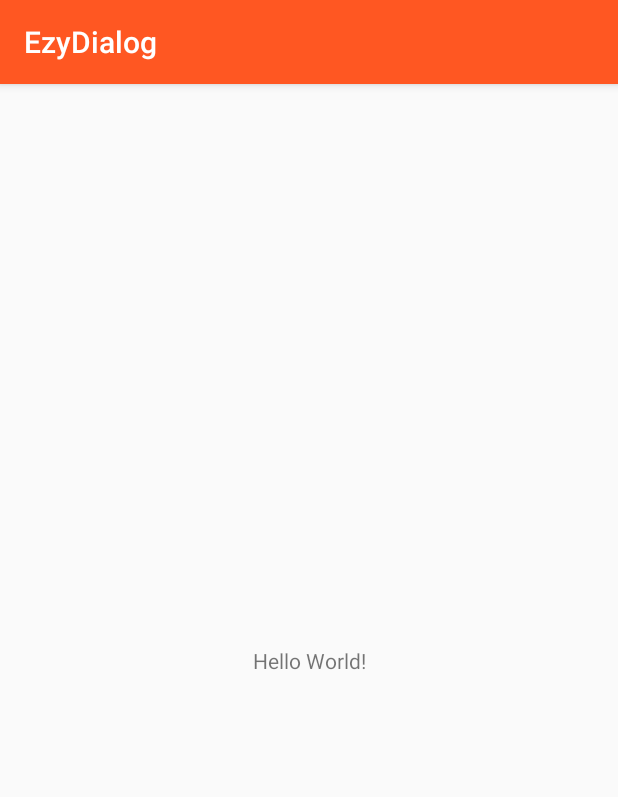
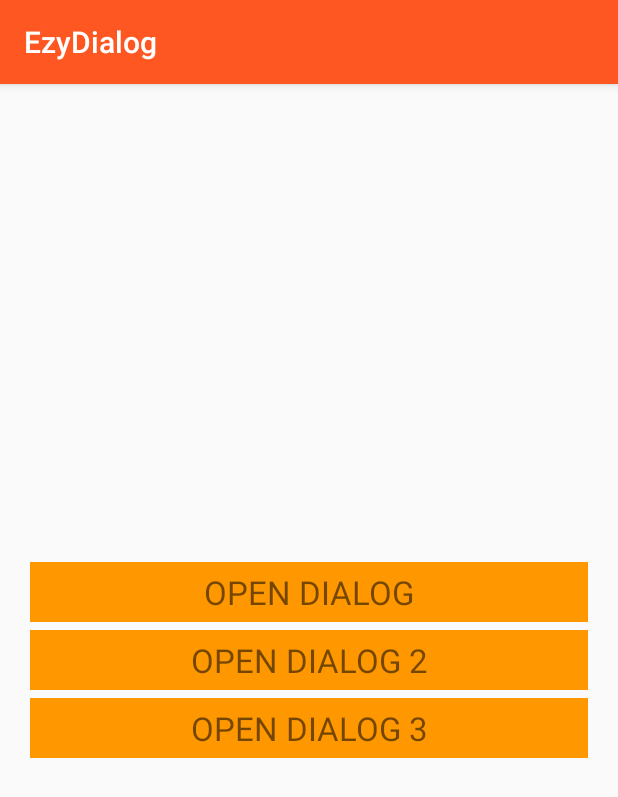
Before and after one commit to Nataanthoni/EzyDialog, an Android app: the screen it shows after launch (MainActivity), on a phone screen of 412 x 824 dp. Shown: the top 797 px of the screen. Run offline under Robolectric (Android 15) with nearby library versions, the phone set to English and light mode, and no system bars.

```diff
--- /dev/null
+++ b/app/src/main/res/drawable-v24/ic_success.xml
@@ -0,0 +1,5 @@
+<vector android:height="24dp" android:viewportHeight="512"
+    android:viewportWidth="512" android:width="24dp" xmlns:android="http://schemas.android.com/apk/res/android">
+    <path android:fillColor="#FFFFFF" android:pathData="M468.907,214.604c-11.423,0 -20.682,9.26 -20.682,20.682v20.831c-0.031,54.338 -21.221,105.412 -59.666,143.812c-38.417,38.372 -89.467,59.5 -143.761,59.5c-0.04,0 -0.08,0 -0.12,0C132.506,459.365 41.3,368.056 41.364,255.883c0.031,-54.337 21.221,-105.411 59.667,-143.813c38.417,-38.372 89.468,-59.5 143.761,-59.5c0.04,0 0.08,0 0.12,0c28.672,0.016 56.49,5.942 82.68,17.611c10.436,4.65 22.659,-0.041 27.309,-10.474c4.648,-10.433 -0.04,-22.659 -10.474,-27.309c-31.516,-14.043 -64.989,-21.173 -99.492,-21.192c-0.052,0 -0.092,0 -0.144,0c-65.329,0 -126.767,25.428 -172.993,71.6C25.536,129.014 0.038,190.473 0,255.861c-0.037,65.386 25.389,126.874 71.599,173.136c46.21,46.262 107.668,71.76 173.055,71.798c0.051,0 0.092,0 0.144,0c65.329,0 126.767,-25.427 172.993,-71.6c46.262,-46.209 71.76,-107.668 71.798,-173.066v-20.842C489.589,223.864 480.33,214.604 468.907,214.604z"/>
+    <path android:fillColor="#FFFFFF" android:pathData="M505.942,39.803c-8.077,-8.076 -21.172,-8.076 -29.249,0L244.794,271.701l-52.609,-52.609c-8.076,-8.077 -21.172,-8.077 -29.248,0c-8.077,8.077 -8.077,21.172 0,29.249l67.234,67.234c4.038,4.039 9.332,6.058 14.625,6.058c5.293,0 10.586,-2.019 14.625,-6.058L505.942,69.052C514.019,60.975 514.019,47.88 505.942,39.803z"/>
+</vector>
--- /dev/null
+++ b/app/src/main/res/drawable/ic_error.xml
@@ -0,0 +1,5 @@
+<vector android:height="24dp" android:tint="#FFFFFF"
+    android:viewportHeight="24.0" android:viewportWidth="24.0"
+    android:width="24dp" xmlns:android="http://schemas.android.com/apk/res/android">
+    <path android:fillColor="#FF000000" android:pathData="M12,2C6.47,2 2,6.47 2,12s4.47,10 10,10 10,-4.47 10,-10S17.53,2 12,2zM17,15.59L15.59,17 12,13.41 8.41,17 7,15.59 10.59,12 7,8.41 8.41,7 12,10.59 15.59,7 17,8.41 13.41,12 17,15.59z"/>
+</vector>
--- a/app/src/main/res/layout/activity_main.xml
+++ b/app/src/main/res/layout/activity_main.xml
@@ -6,13 +6,49 @@
     android:layout_height="match_parent"
     tools:context=".MainActivity">
 
-    <TextView
-        android:layout_width="wrap_content"
+    <LinearLayout
+        android:layout_width="0dp"
         android:layout_height="wrap_content"
-        android:text="Hello World!"
+        android:orientation="vertical"
         app:layout_constraintBottom_toBottomOf="parent"
-        app:layout_constraintLeft_toLeftOf="parent"
-        app:layout_constraintRight_toRightOf="parent"
-        app:layout_constraintTop_toTopOf="parent" />
+        app:layout_constraintEnd_toEndOf="parent"
+        app:layout_constraintStart_toStartOf="parent"
+        app:layout_constraintTop_toTopOf="parent">
+
+        <TextView
+            android:id="@+id/openDialog"
+            android:layout_width="match_parent"
+            android:layout_height="wrap_content"
+            android:layout_marginHorizontal="20dp"
+            android:background="@color/colorAccent"
+            android:padding="5dp"
+            android:text="@string/open_dialog"
+            android:textAlignment="center"
+            android:textSize="22sp" />
+
+        <TextView
+            android:id="@+id/openDialog2"
+            android:layout_width="match_parent"
+            android:layout_height="wrap_content"
+            android:layout_marginHorizontal="20dp"
+            android:background="@color/colorAccent"
+            android:padding="5dp"
+            android:layout_marginVertical="5dp"
+            android:text="OPEN DIALOG 2"
+            android:textAlignment="center"
+            android:textSize="22sp" />
+
+
+        <TextView
+            android:id="@+id/openDialog3"
+            android:layout_width="match_parent"
+            android:layout_height="wrap_content"
+            android:layout_marginHorizontal="20dp"
+            android:background="@color/colorAccent"
+            android:padding="5dp"
+            android:text="OPEN DIALOG 3"
+            android:textAlignment="center"
+            android:textSize="22sp" />
+    </LinearLayout>
 
 </androidx.constraintlayout.widget.ConstraintLayout>
--- a/app/src/main/res/values/strings.xml
+++ b/app/src/main/res/values/strings.xml
@@ -1,3 +1,4 @@
 <resources>
     <string name="app_name">EzyDialog</string>
+    <string name="open_dialog">OPEN DIALOG</string>
 </resources>
```
Also changed, not shown: app/src/main/java/com/kweracodes/ezydialog/MainActivity.kt (+34 -1 lines), app/src/main/res/drawable-v24/button_background.xml (added, +7 -0 lines), app/src/main/res/layout/success_dialog.xml (added, +53 -0 lines).
